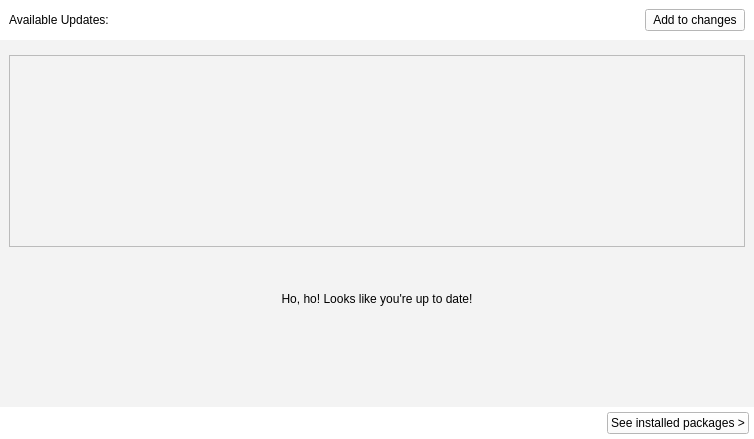
Qt form downloadpage.ui (N1coc4colA/NeoStore) before a commit.
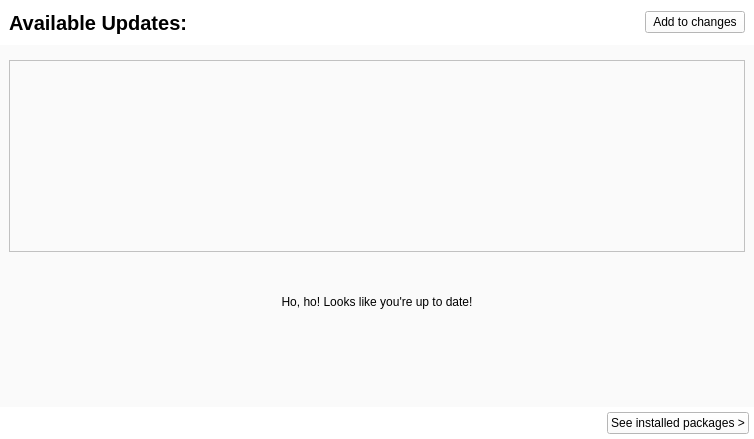
The same form after that commit.

Patch:
```diff
--- a/downloadpage.ui
+++ b/downloadpage.ui
@@ -66,7 +66,7 @@
       <item>
        <widget class="QWidget" name="widget" native="true">
         <property name="styleSheet">
-         <string notr="true">background: #f3f3f3;</string>
+         <string notr="true">background:#fafafa;</string>
         </property>
         <layout class="QVBoxLayout" name="verticalLayout_3">
          <property name="leftMargin">
@@ -83,6 +83,18 @@
          </property>
          <item>
           <widget class="QWidget" name="TITLE" native="true">
+           <property name="minimumSize">
+            <size>
+             <width>0</width>
+             <height>45</height>
+            </size>
+           </property>
+           <property name="maximumSize">
+            <size>
+             <width>16777215</width>
+             <height>45</height>
+            </size>
+           </property>
            <property name="styleSheet">
             <string notr="true">background: #fff;</string>
            </property>
@@ -101,6 +113,13 @@
             </property>
             <item>
              <widget class="QLabel" name="label">
+              <property name="font">
+               <font>
+                <pointsize>15</pointsize>
+                <weight>75</weight>
+                <bold>true</bold>
+               </font>
+              </property>
               <property name="styleSheet">
                <string notr="true"/>
               </property>
```
